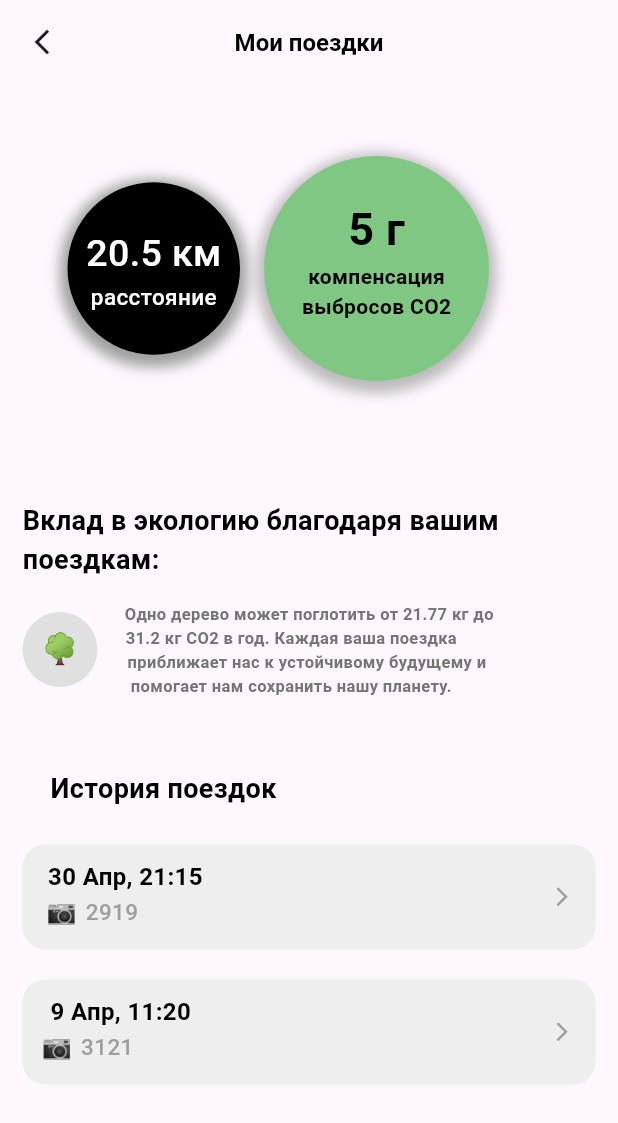
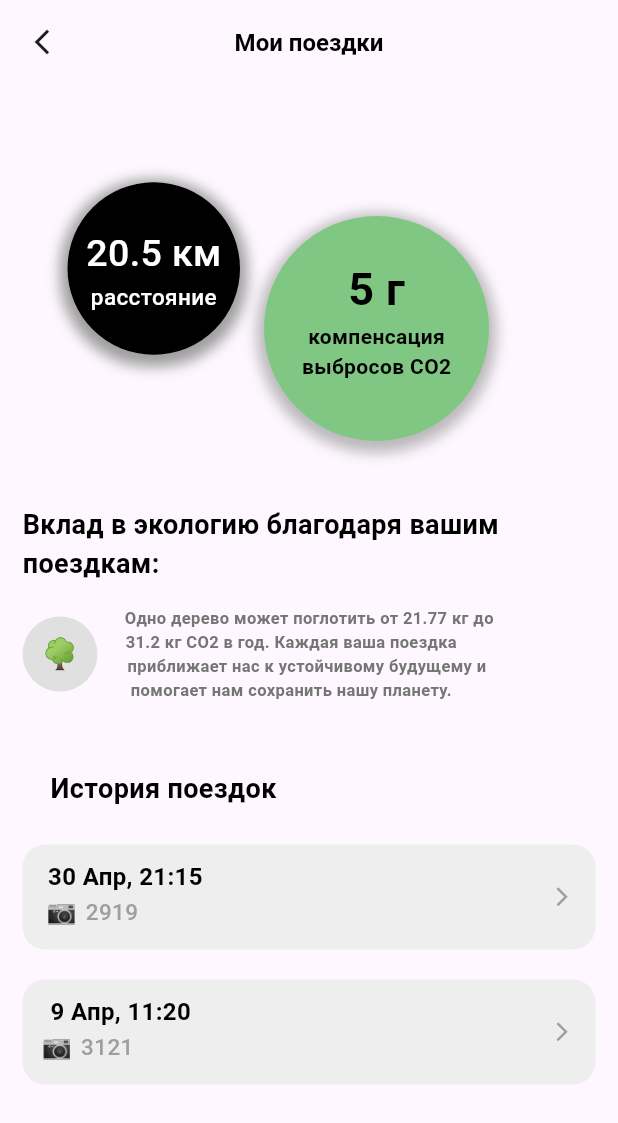
Before and after one commit to ayaulymkaaa/flutter_greenproject, a Flutter app: the screen it shows after launch, on a phone screen of 412 x 824 dp. Shown: the top 1123 px of the screen. Run offline on Flutter 3.47's test engine with Material 3 defaults, Android fonts, the phone set to English and light mode, and no system bars; missing offline and left inert: pixel_perfect.

Commit message:
initial commit

```diff
--- a/lib/homePage.dart
+++ b/lib/homePage.dart
@@ -45,7 +45,9 @@ class _homePageState extends State<homePage> {
                         Padding(
                           padding: const EdgeInsets.only(right: 30.0),
                         ),
-                        Container(
+                        Padding(
+                          padding: EdgeInsets.only(bottom: 40.0),
+                          child: Container(
                             decoration: BoxDecoration(
                               borderRadius: BorderRadius.circular(60),
                               color: Colors.black,
@@ -86,13 +88,18 @@ class _homePageState extends State<homePage> {
                               ],
                             ),
                           ),
+                        ),
+
                         SizedBox(
                           width: 16,
+                          height: 100,
                         ),
                         // Transform.translate(
                         //   offset: Offset(0, 100),
                         // ),
-                        Container(
+                        Padding(
+                          padding: EdgeInsets.only(top: 40.0),
+                          child: Container(
                             decoration: BoxDecoration(
                               borderRadius: BorderRadius.circular(100),
                               color: Colors.green[300],
@@ -139,10 +146,11 @@ class _homePageState extends State<homePage> {
                               ],
                             ),
                           ),
+                        ),
                       ],
                     ),
                     SizedBox(
-                      height: 80,
+                      height: 43,
                     ),
                     Text(
                       'Вклад в экологию благодаря вашим поездкам:', // Text to display inside the rectangle
@@ -213,7 +221,7 @@ class _homePageState extends State<homePage> {
                       ],
                     ),
                     SizedBox(
-                      height: 48,
+                      height: 45,
                     ),
                     Text(
                       'История поездок                                         ', // Text to display inside the rectangle
```
Also changed, not shown: assets/img/img-worlds-of-adventure.jpg (deleted), assets/img/photogoi.png (deleted). Lines whose indentation alone changed are shown as unchanged.
